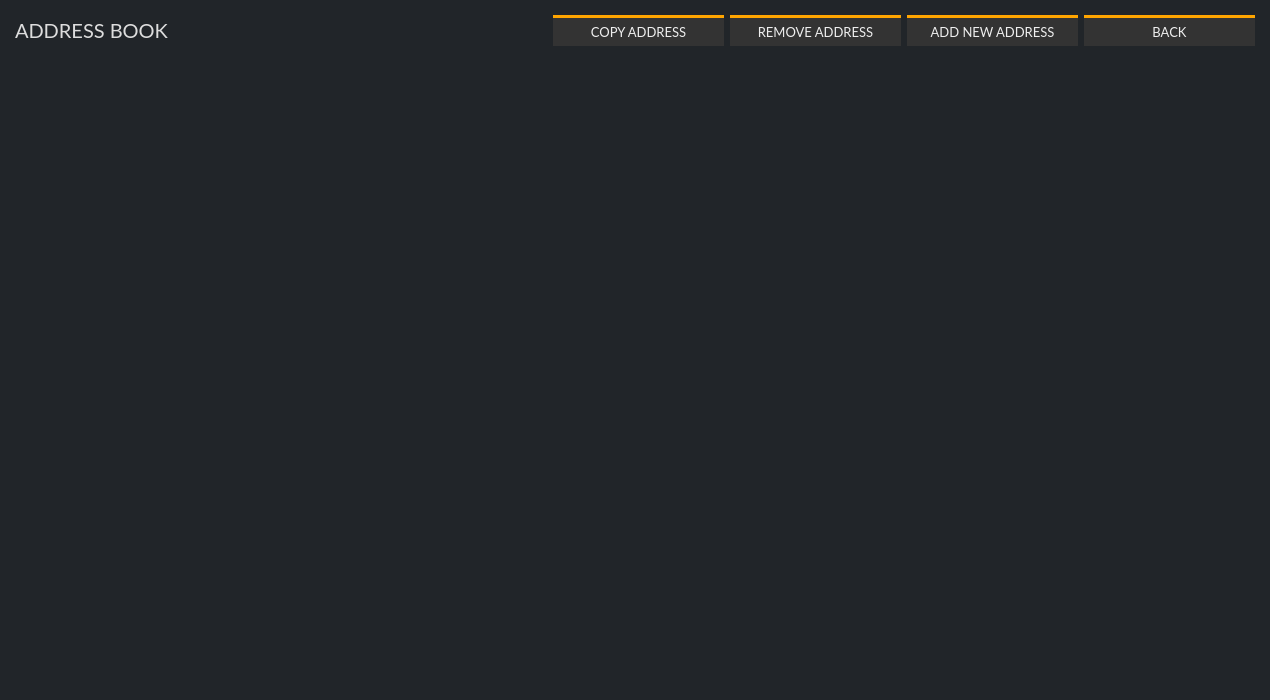
ConcealNetwork/conceal-desktop, file src/gui/ui/addressbookframe.ui: the form before one commit.
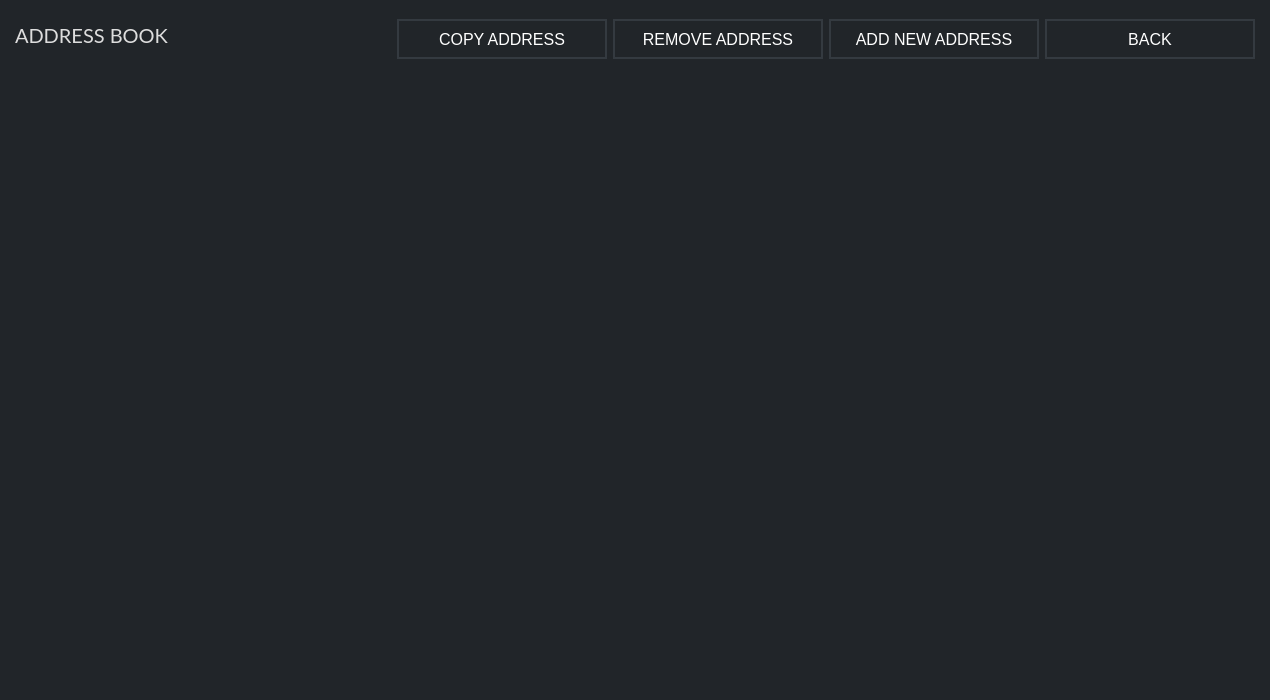
The form after the commit.

Patch:
```diff
--- a/src/gui/ui/addressbookframe.ui
+++ b/src/gui/ui/addressbookframe.ui
@@ -94,8 +94,8 @@
        </property>
        <property name="minimumSize">
         <size>
-         <width>171</width>
-         <height>31</height>
+         <width>210</width>
+         <height>40</height>
         </size>
        </property>
        <property name="maximumSize">
@@ -106,16 +106,11 @@
        </property>
        <property name="font">
         <font>
-         <family>Lato</family>
          <pointsize>-1</pointsize>
         </font>
        </property>
        <property name="styleSheet">
-        <string notr="true">color: #eee; 
-background-color: #333; 
-border-top: 3px solid orange; 
-font-size: 13px;
-font-family: Lato;</string>
+        <string notr="true">color: white; border: 2px solid #343a40; font-size: 16px;</string>
        </property>
        <property name="text">
         <string>COPY ADDRESS</string>
@@ -129,8 +124,8 @@
        </property>
        <property name="minimumSize">
         <size>
-         <width>171</width>
-         <height>31</height>
+         <width>210</width>
+         <height>40</height>
         </size>
        </property>
        <property name="maximumSize">
@@ -141,16 +136,11 @@
        </property>
        <property name="font">
         <font>
-         <family>Lato</family>
          <pointsize>-1</pointsize>
         </font>
        </property>
        <property name="styleSheet">
-        <string notr="true">color: #eee; 
-background-color: #333; 
-border-top: 3px solid orange; 
-font-size: 13px;
-font-family: Lato;</string>
+        <string notr="true">color: white; border: 2px solid #343a40; font-size: 16px;</string>
        </property>
        <property name="text">
         <string>REMOVE ADDRESS</string>
@@ -161,8 +151,8 @@
       <widget class="QPushButton" name="m_addAddressButton">
        <property name="minimumSize">
         <size>
-         <width>171</width>
-         <height>31</height>
+         <width>210</width>
+         <height>40</height>
         </size>
        </property>
        <property name="maximumSize">
@@ -173,16 +163,11 @@
        </property>
        <property name="font">
         <font>
-         <family>Lato</family>
          <pointsize>-1</pointsize>
         </font>
        </property>
        <property name="styleSheet">
-        <string notr="true">color: #eee; 
-background-color: #333; 
-border-top: 3px solid orange; 
-font-size: 13px;
-font-family: Lato;</string>
+        <string notr="true">color: white; border: 2px solid #343a40; font-size: 16px;</string>
        </property>
        <property name="text">
         <string>ADD NEW ADDRESS</string>
@@ -191,6 +176,12 @@
      </item>
      <item>
       <widget class="QPushButton" name="m_backButton">
+       <property name="minimumSize">
+        <size>
+         <width>210</width>
+         <height>40</height>
+        </size>
+       </property>
        <property name="maximumSize">
         <size>
          <width>171</width>
@@ -199,16 +190,11 @@
        </property>
        <property name="font">
         <font>
-         <family>Lato</family>
          <pointsize>-1</pointsize>
         </font>
        </property>
        <property name="styleSheet">
-        <string notr="true">color: #eee; 
-background-color: #333; 
-border-top: 3px solid orange; 
-font-size: 13px;
-font-family: Lato;</string>
+        <string notr="true">color: white; border: 2px solid #343a40; font-size: 16px;</string>
        </property>
        <property name="text">
         <string>BACK</string>
```
